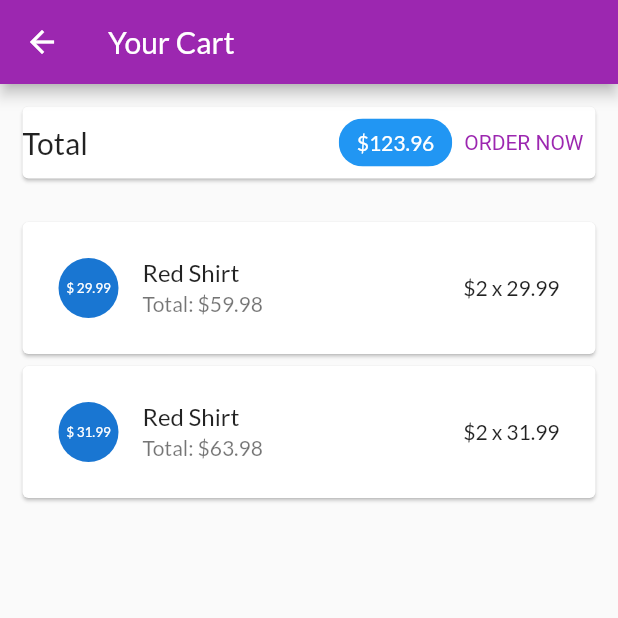
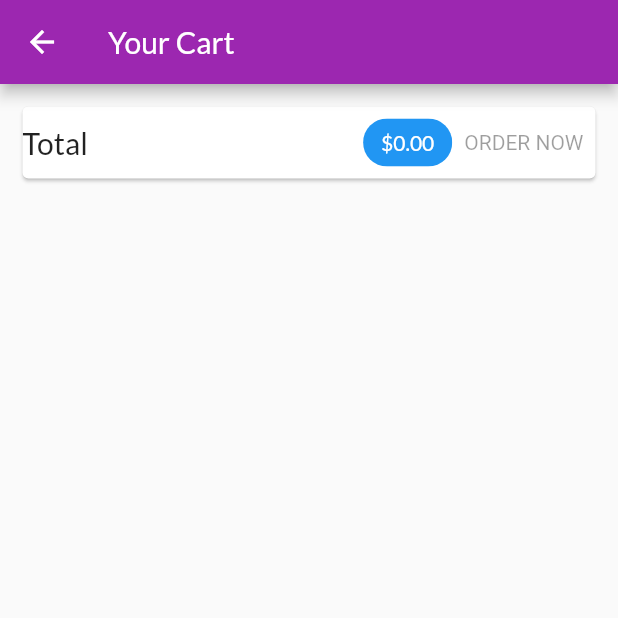
Before and after one commit to mrhaomp2001/CT48402_TH, a Flutter app: the CartScreen screen opened by its route, after a tap on "ORDER NOW", on a phone screen of 412 x 824 dp, the top half of it. Run offline on Flutter 3.47's test engine with Material 2 defaults, Android fonts, the phone set to English and light mode, and no system bars; network calls fail.

Commit message:
Quan ly trang thai voi provider - OrdersManager

```diff
--- a/myshop/lib/main.dart
+++ b/myshop/lib/main.dart
@@ -18,6 +18,9 @@ class MyApp extends StatelessWidget {
         ),
         ChangeNotifierProvider(
           create: (ctx) => CartManager(),
+        ),
+        ChangeNotifierProvider(
+          create: (ctx) => OrderManager(),
         ),
       ],
       child: MaterialApp(
--- a/myshop/lib/ui/cart/cart_screen.dart
+++ b/myshop/lib/ui/cart/cart_screen.dart
@@ -3,6 +3,7 @@ import 'package:provider/provider.dart';
 
 import 'cart_manager.dart';
 import 'cart_item_card.dart';
+import '../orders/order_manager.dart';
 
 class CartScreen extends StatelessWidget {
   static const routeName = "/cart";
@@ -64,9 +65,15 @@ class CartScreen extends StatelessWidget {
             backgroundColor: Theme.of(context).primaryColor,
           ),
           TextButton(
-            onPressed: () {
-              print('An order has been added');
-            },
+            onPressed: cart.totalAmount <= 0
+                ? null
+                : () {
+                    context.read<OrderManager>().addOrder(
+                          cart.products,
+                          cart.totalAmount,
+                        );
+                    cart.clear();
+                  },
             style: TextButton.styleFrom(
               textStyle: TextStyle(color: Theme.of(context).primaryColor),
             ),
--- a/myshop/lib/ui/orders/order_manager.dart
+++ b/myshop/lib/ui/orders/order_manager.dart
@@ -1,4 +1,4 @@
-import 'package:flutter/cupertino.dart';
+import 'package:flutter/foundation.dart';
 
 import '../../models/cart_item.dart';
 import '../../models/order_item.dart';
@@ -26,4 +26,17 @@ class OrderManager with ChangeNotifier {
   List<OrderItem> get orders {
     return [..._orders];
   }
+
+  void addOrder(List<CartItem> cartProducts, double total) async {
+    _orders.insert(
+      0,
+      OrderItem(
+        id: 'o${DateTime.now().toIso8601String()}',
+        amount: total,
+        products: cartProducts,
+        dateTime: DateTime.now(),
+      ),
+    );
+    notifyListeners();
+  }
 }
--- a/myshop/lib/ui/orders/orders_screen.dart
+++ b/myshop/lib/ui/orders/orders_screen.dart
@@ -1,4 +1,5 @@
 import 'package:flutter/material.dart';
+import 'package:provider/provider.dart';
 
 import 'order_manager.dart';
 import 'order_item_card.dart';
@@ -10,18 +11,19 @@ class OrdersScreen extends StatelessWidget {
 
   @override
   Widget build(BuildContext context) {
-    print('buiding orders');
-
-    final orderManager = OrderManager();
+    print('building orders');
     return Scaffold(
       appBar: AppBar(
         title: const Text('Your Orders'),
       ),
       drawer: const AppDrawer(),
-      body: ListView.builder(
-        itemCount: orderManager.orderCount,
-        itemBuilder: (context, index) =>
-            OrderItemCard(orderManager.orders[index]),
+      body: Consumer<OrderManager>(
+        builder: (ctx, ordersManager, child) {
+          return ListView.builder(
+            itemCount: ordersManager.orderCount,
+            itemBuilder: (ctx, i) => OrderItemCard(ordersManager.orders[i]),
+          );
+        },
       ),
     );
   }
```
